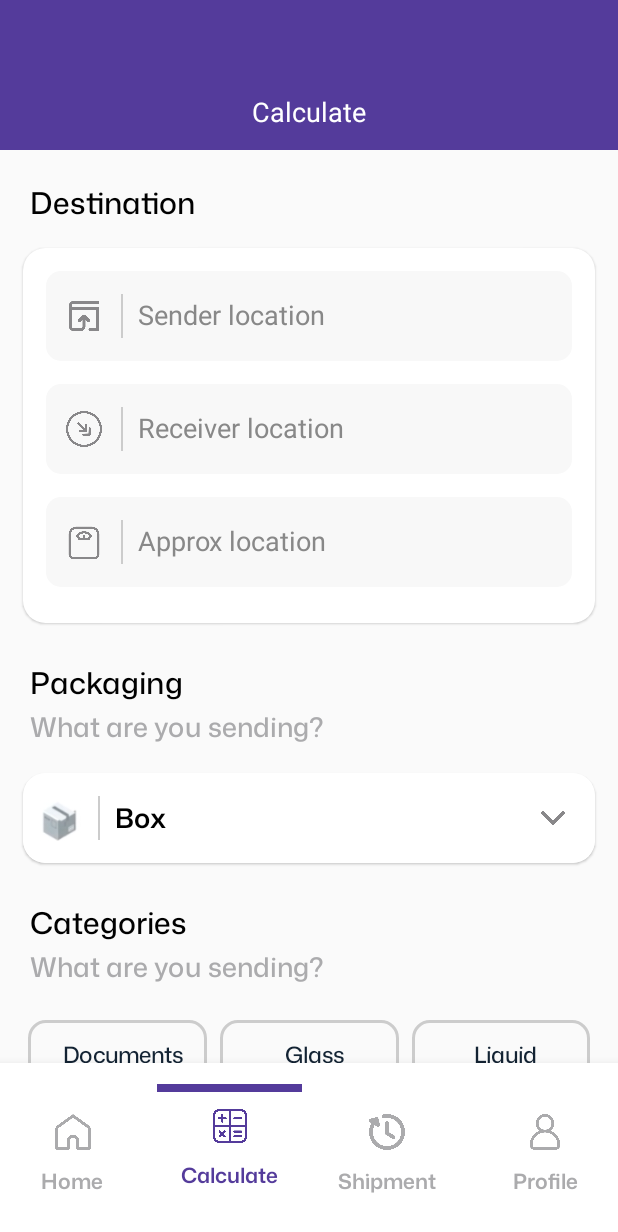
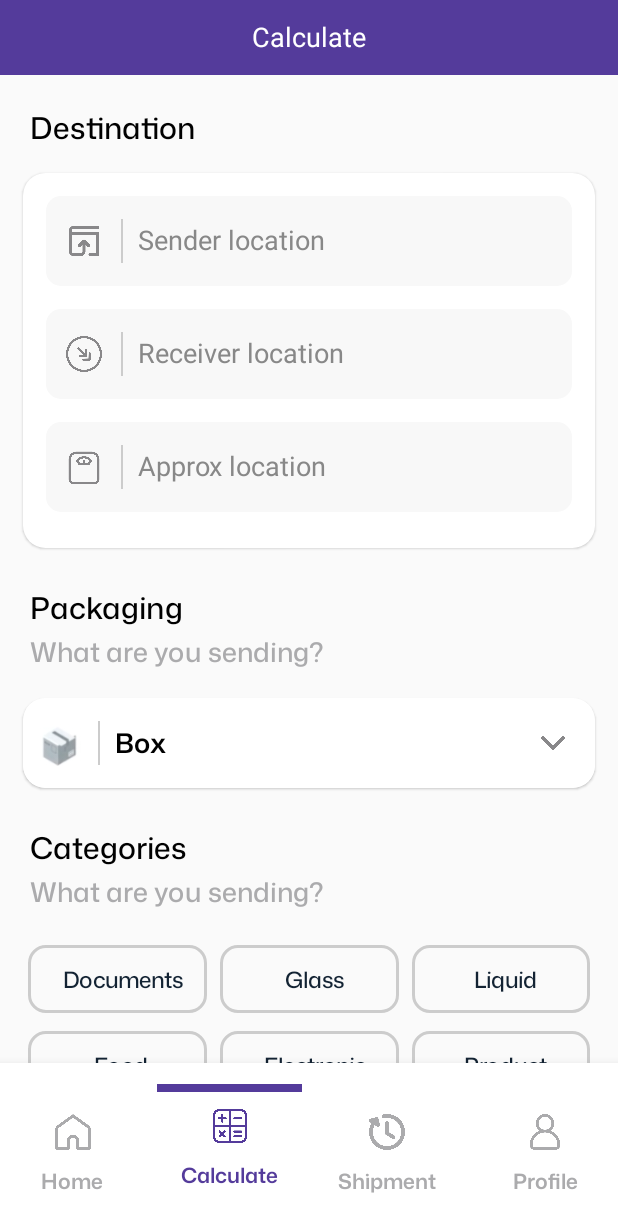
Before and after one commit to darmilola/MoniePointTest, an Android app built with Jetpack Compose: the CalculateScreen screen opened through its navigation route, on a phone screen of 412 x 824 dp. Shown: the top 1232 px of the screen. Run offline under Robolectric (Android 15) with nearby library versions, the phone set to English and light mode, and no system bars; our stand-ins replace accompanist.

Commit message:
Implemented Calculate

```diff
--- a/app/build.gradle.kts
+++ b/app/build.gradle.kts
@@ -59,4 +59,5 @@ dependencies {
     implementation("androidx.navigation:navigation-compose:2.9.0")
     implementation("androidx.compose.animation:animation:1.8.3")
     implementation("androidx.compose.ui:ui:1.8.3")
+    implementation("com.google.accompanist:accompanist-systemuicontroller:0.27.0")
 }
--- a/app/src/main/java/com/assignment/moniepointtest/presentation/calculate/CalculateScreen.kt
+++ b/app/src/main/java/com/assignment/moniepointtest/presentation/calculate/CalculateScreen.kt
@@ -1,6 +1,7 @@
 package com.assignment.moniepointtest.presentation.calculate
 
 import androidx.compose.foundation.background
+import androidx.compose.foundation.clickable
 import androidx.compose.foundation.layout.Arrangement
 import androidx.compose.foundation.layout.Box
 import androidx.compose.foundation.layout.Column
@@ -32,6 +33,7 @@ import androidx.compose.ui.text.font.FontWeight
 import androidx.compose.ui.text.style.TextAlign
 import androidx.compose.ui.text.style.TextOverflow
 import androidx.compose.ui.unit.dp
+import androidx.navigation.compose.rememberNavController
 import com.assignment.moniepointtest.R
 import com.assignment.moniepointtest.components.monaSansFamily
 import com.assignment.moniepointtest.model.CategoryItemModel
@@ -42,11 +44,13 @@ import com.assignment.moniepointtest.presentation.calculate.widgets.DestinationW
 import com.assignment.moniepointtest.presentation.calculate.widgets.DropDownWidget
 import com.assignment.moniepointtest.ui.theme.DarkGray
 import com.assignment.moniepointtest.ui.theme.LessWhite
+import com.assignment.moniepointtest.ui.theme.MoniePointTestTheme
 import com.assignment.moniepointtest.ui.theme.PrimaryColor
 import presentations.components.TextComponent
 
 @Composable
-fun CalculateScreen() {
+fun CalculateScreen(onNavigateToEstimate:() -> Unit) {
+    MoniePointTestTheme {
         Column(
             modifier = Modifier
                 .fillMaxSize()
@@ -102,18 +106,36 @@ fun CalculateScreen() {
                         ) {
 
                             Column(modifier = Modifier.fillMaxWidth().wrapContentHeight()) {
-                            Box(modifier = Modifier.fillMaxWidth().wrapContentHeight().padding(top = 15.dp, start = 15.dp, end = 15.dp)){
-                                DestinationWidget(icon = R.drawable.top_up, placeholder = "Sender location") {
+                                Box(
+                                    modifier = Modifier.fillMaxWidth().wrapContentHeight()
+                                        .padding(top = 15.dp, start = 15.dp, end = 15.dp)
+                                ) {
+                                    DestinationWidget(
+                                        icon = R.drawable.top_up,
+                                        placeholder = "Sender location"
+                                    ) {
 
                                     }
                                 }
-                            Box(modifier = Modifier.fillMaxWidth().wrapContentHeight().padding(top = 15.dp, start = 15.dp, end = 15.dp)){
-                                DestinationWidget(icon = R.drawable.down_right_arrow, placeholder = "Receiver location") {
+                                Box(
+                                    modifier = Modifier.fillMaxWidth().wrapContentHeight()
+                                        .padding(top = 15.dp, start = 15.dp, end = 15.dp)
+                                ) {
+                                    DestinationWidget(
+                                        icon = R.drawable.down_right_arrow,
+                                        placeholder = "Receiver location"
+                                    ) {
 
                                     }
                                 }
-                            Box(modifier = Modifier.fillMaxWidth().wrapContentHeight().padding(top = 15.dp, start = 15.dp, end = 15.dp)){
-                                DestinationWidget(icon = R.drawable.scale, placeholder = "Approx location") {
+                                Box(
+                                    modifier = Modifier.fillMaxWidth().wrapContentHeight()
+                                        .padding(top = 15.dp, start = 15.dp, end = 15.dp)
+                                ) {
+                                    DestinationWidget(
+                                        icon = R.drawable.scale,
+                                        placeholder = "Approx location"
+                                    ) {
 
                                     }
                                 }
@@ -180,7 +202,10 @@ fun CalculateScreen() {
                             shape = RoundedCornerShape(15.dp),
                             modifier = Modifier.fillMaxWidth().height(60.dp)
                         ) {
-                        Box(modifier = Modifier.fillMaxSize(), contentAlignment = Alignment.Center) {
+                            Box(
+                                modifier = Modifier.fillMaxSize(),
+                                contentAlignment = Alignment.Center
+                            ) {
                                 DropDownWidget()
                             }
 
@@ -258,7 +283,9 @@ fun CalculateScreen() {
                         ) {
 
                             items(categoryItemModelUIModel.visibleCategory.size) { i ->
-                           CategoryItem(categoryItemModelUIModel.visibleCategory[i], onCategorySelectedListener = { it ->
+                                CategoryItem(
+                                    categoryItemModelUIModel.visibleCategory[i],
+                                    onCategorySelectedListener = { it ->
                                         categoryItemModelUIModel = categoryItemModelUIModel.copy(
                                             selectedCategory = it,
                                             visibleCategory = categoryItemModelUIModel.visibleCategory.map { it2 ->
@@ -277,7 +304,13 @@ fun CalculateScreen() {
 
                 }
 
-            Box(modifier = Modifier.fillMaxWidth().height(70.dp).padding(start = 20.dp, end = 20.dp, bottom = 20.dp).background(color = Color(0xffee8a3c), shape = CircleShape), contentAlignment = Alignment.Center) {
+                Box(
+                    modifier = Modifier.fillMaxWidth().height(70.dp).clickable {
+                        onNavigateToEstimate()
+                    }.padding(start = 20.dp, end = 20.dp, bottom = 20.dp)
+                        .background(color = Color(0xffee8a3c), shape = CircleShape),
+                    contentAlignment = Alignment.Center
+                ) {
                     TextComponent(
                         text = "Calculate",
                         fontSize = 18,
@@ -294,6 +327,7 @@ fun CalculateScreen() {
                 }
             }
 
+        }
     }
 }
 
--- a/app/src/main/java/com/assignment/moniepointtest/presentation/home/Home.kt
+++ b/app/src/main/java/com/assignment/moniepointtest/presentation/home/Home.kt
@@ -42,6 +42,8 @@ import com.assignment.moniepointtest.presentation.home.widget.ShipmentNumberWidg
 import com.assignment.moniepointtest.presentation.home.widget.TopBarProfile
 import com.assignment.moniepointtest.ui.theme.LessWhite
 import com.assignment.moniepointtest.ui.theme.LightGray
+import com.assignment.moniepointtest.ui.theme.MoniePointTestLightTheme
+import com.assignment.moniepointtest.ui.theme.MoniePointTestTheme
 import com.assignment.moniepointtest.ui.theme.PrimaryColor
 import presentations.components.TextComponent
 
@@ -52,6 +54,7 @@ fun HomeScreen(
     sharedTransitionScope: SharedTransitionScope,
     animatedContentScope: AnimatedContentScope
 ) {
+    MoniePointTestTheme {
         val boundsTransform = { _: Rect, _: Rect -> tween<Rect>(400) }
         with(sharedTransitionScope) {
             Column(
@@ -63,7 +66,8 @@ fun HomeScreen(
             ) {
 
                 Column(
-                modifier = Modifier.fillMaxWidth().height(150.dp).background(color = PrimaryColor)
+                    modifier = Modifier.fillMaxWidth().height(150.dp)
+                        .background(color = PrimaryColor)
                 ) {
 
                     Box(modifier = Modifier.fillMaxWidth().wrapContentHeight()) {
@@ -75,7 +79,8 @@ fun HomeScreen(
                             .sharedElement(
                                 rememberSharedContentState(key = "searchWidget"),
                                 animatedVisibilityScope = animatedContentScope,
-                            boundsTransform = boundsTransform)
+                                boundsTransform = boundsTransform
+                            )
                             .fillMaxWidth().wrapContentHeight()
                             .padding(end = 10.dp, start = 10.dp, top = 20.dp)
                     ) {
@@ -212,3 +217,4 @@ fun HomeScreen(
             }
         }
     }
+}
--- a/app/src/main/java/com/assignment/moniepointtest/presentation/profile/Profile.kt
+++ b/app/src/main/java/com/assignment/moniepointtest/presentation/profile/Profile.kt
@@ -12,9 +12,11 @@ import androidx.compose.runtime.Composable
 import androidx.compose.ui.Alignment
 import androidx.compose.ui.Modifier
 import androidx.compose.ui.graphics.Color
+import com.assignment.moniepointtest.ui.theme.MoniePointTestTheme
 
 @Composable
 fun ProfileScreen() {
+    MoniePointTestTheme {
         Column(
             modifier = Modifier
                 .fillMaxSize()
@@ -32,3 +34,4 @@ fun ProfileScreen() {
             Text(text = "Profile", color = Color.Black)
         }
     }
+}
--- a/app/src/main/java/com/assignment/moniepointtest/presentation/screens/MainActivity.kt
+++ b/app/src/main/java/com/assignment/moniepointtest/presentation/screens/MainActivity.kt
@@ -48,6 +48,7 @@ import androidx.navigation.compose.rememberNavController
 import com.assignment.moniepointtest.R
 import com.assignment.moniepointtest.components.monaSansFamily
 import com.assignment.moniepointtest.presentation.calculate.CalculateScreen
+import com.assignment.moniepointtest.presentation.estimates.EstimateScreen
 import com.assignment.moniepointtest.presentation.home.HomeScreen
 import com.assignment.moniepointtest.presentation.profile.ProfileScreen
 import com.assignment.moniepointtest.presentation.searchReceiptNumber.SearchReceiptScreen
@@ -68,12 +69,7 @@ class MainActivity : ComponentActivity() {
                 Surface(color = Color.White) {
                     // Scaffold Component
                     Scaffold(
-                        topBar = {
-                          Box(modifier = Modifier
-                              .height(50.dp)
-                              .fillMaxWidth()
-                              .background(color = PrimaryColor))
-                        },
+                        topBar = {},
                         // Bottom navigation
                         bottomBar = {
                             Card(colors = CardDefaults.cardColors(containerColor = Color.White),
@@ -153,7 +149,9 @@ fun NavHostContainer(
 
                 // route : calculate
                 composable(Screen.CalculateScreen.route) {
-                    CalculateScreen()
+                    CalculateScreen(onNavigateToEstimate = {
+                        navController.navigate(Screen.EstimateScreen.route)
+                    })
                 }
 
                 // route : shipment
@@ -164,6 +162,11 @@ fun NavHostContainer(
                 // route : profile
                 composable(Screen.ProfileScreen.route) {
                     ProfileScreen()
+                }
+
+                // route : estimate
+                composable(Screen.EstimateScreen.route) {
+                    EstimateScreen()
                 }
 
                 // route : Search Receipt Number
--- a/app/src/main/java/com/assignment/moniepointtest/presentation/screens/Screens.kt
+++ b/app/src/main/java/com/assignment/moniepointtest/presentation/screens/Screens.kt
@@ -6,4 +6,5 @@ sealed class Screen(val route: String) {
     data object ShipmentScreen : Screen("shipment")
     data object ProfileScreen : Screen("profile")
     data object SearchReceiptScreen : Screen("search_receipt")
+    data object EstimateScreen : Screen("estimate_screen")
 }
--- a/app/src/main/java/com/assignment/moniepointtest/presentation/shipment/Shipment.kt
+++ b/app/src/main/java/com/assignment/moniepointtest/presentation/shipment/Shipment.kt
@@ -12,9 +12,11 @@ import androidx.compose.runtime.Composable
 import androidx.compose.ui.Alignment
 import androidx.compose.ui.Modifier
 import androidx.compose.ui.graphics.Color
+import com.assignment.moniepointtest.ui.theme.MoniePointTestTheme
 
 @Composable
 fun ShipmentScreen() {
+    MoniePointTestTheme {
         Column(
             modifier = Modifier
                 .fillMaxSize()
@@ -32,3 +34,4 @@ fun ShipmentScreen() {
             Text(text = "Shipment", color = Color.Black)
         }
     }
+}
```
Also changed, not shown: app/src/main/java/com/assignment/moniepointtest/presentation/estimates/EstimateScreen.kt (added, +26 -0 lines), app/src/main/java/com/assignment/moniepointtest/presentation/searchReceiptNumber/SearchReceiptNumber.kt (+4 -3 lines), app/src/main/java/com/assignment/moniepointtest/ui/theme/Theme.kt (+51 -0 lines). Lines whose indentation alone changed are shown as unchanged.
